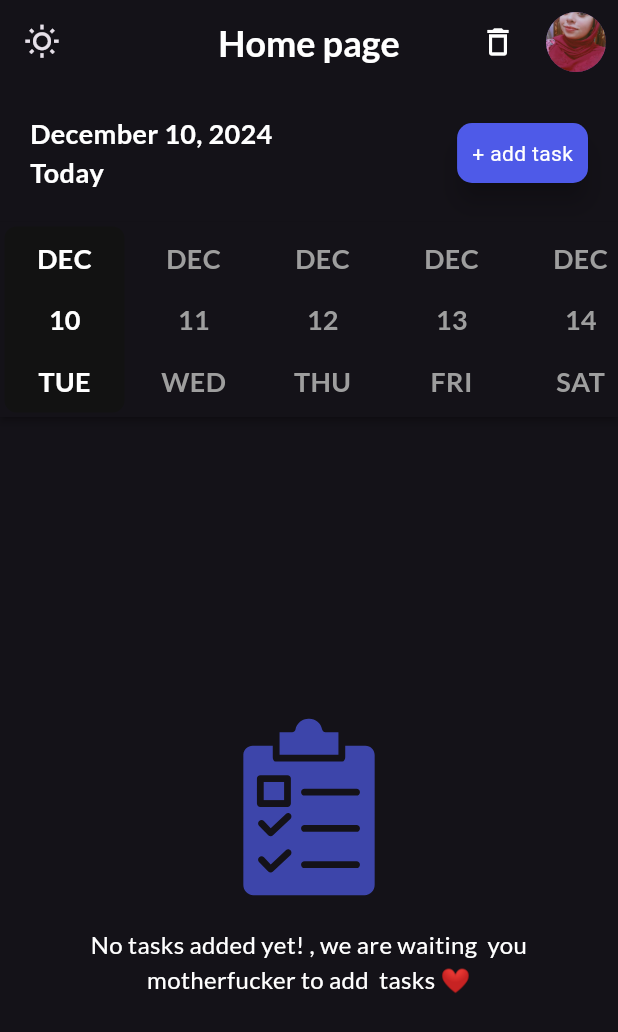
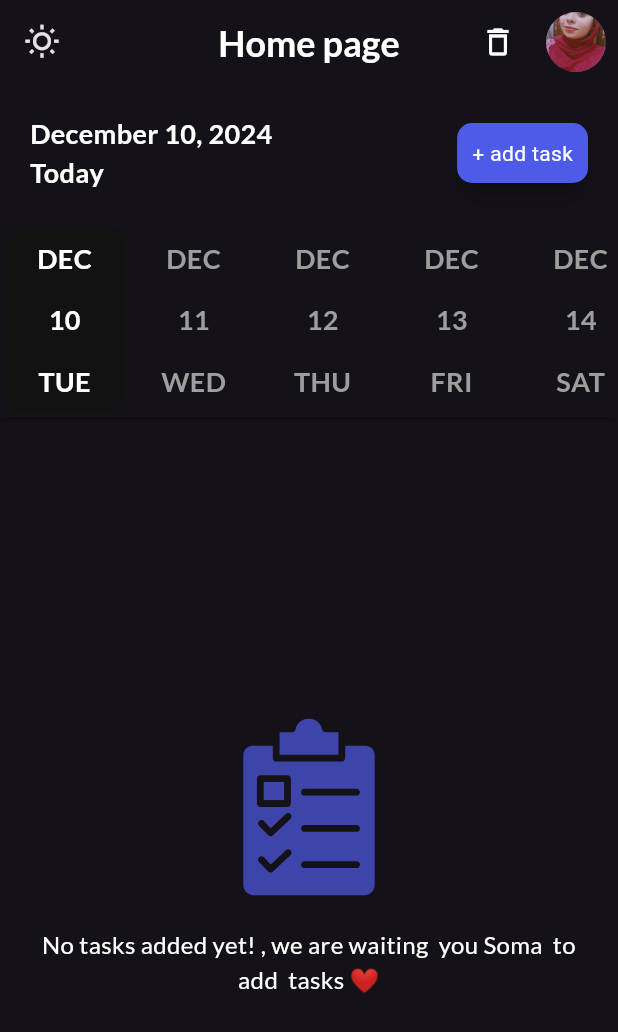
Before and after one commit to talaat97/Taskee, a Flutter app: the screen it shows after launch, after a tap on the "nightlight round" icon, on a phone screen of 412 x 824 dp. Shown: the top 1032 px of the screen. Run offline on Flutter 3.47's test engine with Material 3 defaults, Android fonts, the phone set to English and light mode, and no system bars; drawn by our look-alikes of date_picker_timeline; our stand-ins replace flutter_local_notifications, flutter_staggered_animations, flutter_svg, flutter_timezone, get, get_storage and 6 more; accounts and stored records are empty.

Commit message:
change name from mother fuker to Soma

```diff
--- a/lib/services/notification_services.dart
+++ b/lib/services/notification_services.dart
@@ -105,7 +105,7 @@ class NotifyHelper {
     await flutterLocalNotificationsPlugin.zonedSchedule(
       task.id!,
       task.title,
-      task.note == '.' ? 'Remeber to do this task motherfucker 💕🥰👍' : task.note,
+      task.note == '.' ? 'Remeber to do this task Soma  💕🥰👍' : task.note,
       _nextInstanceOfTenAM(
           hour, minutes, task.remind!, task.repeat!, task.date!),
       const NotificationDetails(
--- a/lib/ui/pages/add_task_page.dart
+++ b/lib/ui/pages/add_task_page.dart
@@ -202,7 +202,7 @@ class _AddTaskPageState extends State<AddTaskPage> {
     if (_titlecontoller.text.isEmpty || _notecontollre.text.isEmpty) {
       return Get.snackbar(
         'Required',
-        'field are Required motherfucker ',
+        'field are Required Soma  ',
         snackPosition: SnackPosition.BOTTOM,
         backgroundColor: Colors.white,
         colorText: pinkClr,
--- a/lib/ui/pages/home_page.dart
+++ b/lib/ui/pages/home_page.dart
@@ -74,8 +74,6 @@ class _HomePageState extends State<HomePage> {
       appBar: AppBar(
         leading: IconButton(
           onPressed: () async {
-            print('debuug is work');
-
             ThemeServices().switchTheme();
             setState(() {
               theDarkMode = !Get.isDarkMode;
@@ -246,7 +244,7 @@ class _HomePageState extends State<HomePage> {
                   padding:
                       const EdgeInsets.symmetric(vertical: 20, horizontal: 20),
                   child: Text(
-                    'No tasks added yet! , we are waiting  you motherfucker to add  tasks ❤',
+                    'No tasks added yet! , we are waiting  you Soma  to add  tasks ❤',
                     style: subtitleStyle,
                     textAlign: TextAlign.center,
                   ),
--- a/lib/ui/pages/notification_screen.dart
+++ b/lib/ui/pages/notification_screen.dart
@@ -39,7 +39,7 @@ class NotificationScreenState extends State<NotificationScreen> {
       body: Column(
         children: [
           const Text(
-            '🥰 Hey motherfucker ! 🥰 \n Remember',
+            '🥰 Hey Soma  ! 🥰 \n Remember',
             textAlign: TextAlign.center,
             style: TextStyle(fontWeight: FontWeight.bold, fontSize: 20),
           ),
--- a/lib/ui/widgets/task_tile.dart
+++ b/lib/ui/widgets/task_tile.dart
@@ -56,7 +56,7 @@ class TaskTile extends StatelessWidget {
                     ),
                     Text(
                         task.note == '.'
-                            ? ' remeber to do this task motherfucker '
+                            ? ' remeber to do this task Soma  '
                             : task.note!,
                         style: titleStyle.copyWith(
                             fontSize: 25, color: Colors.grey[100]))
```
